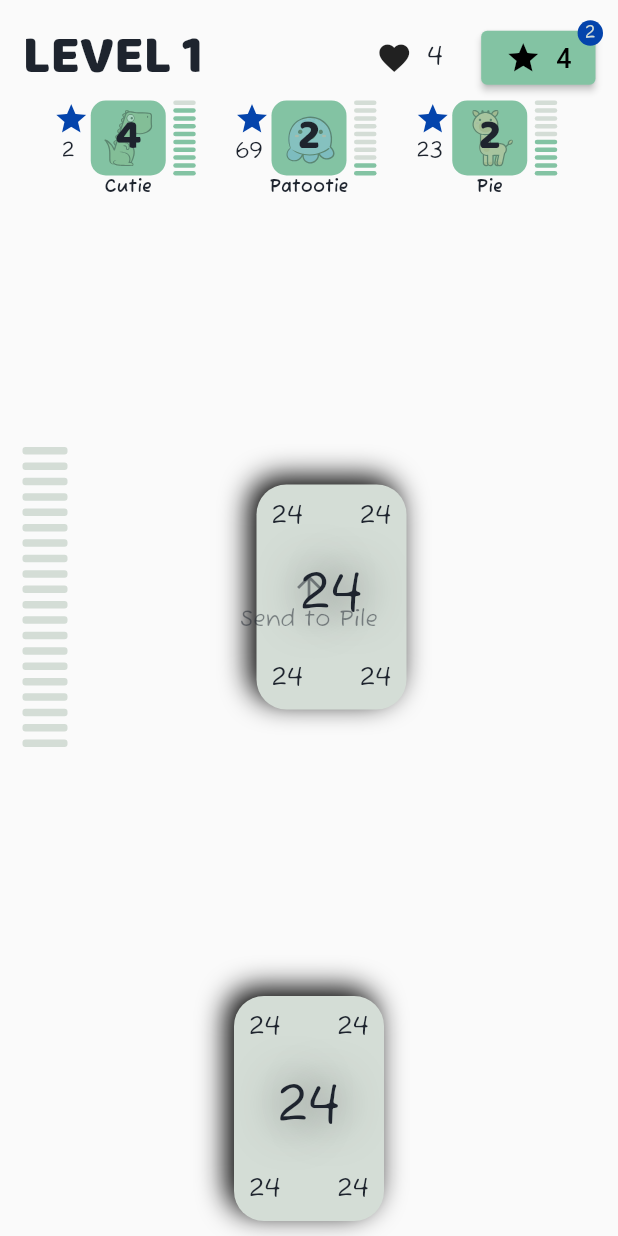
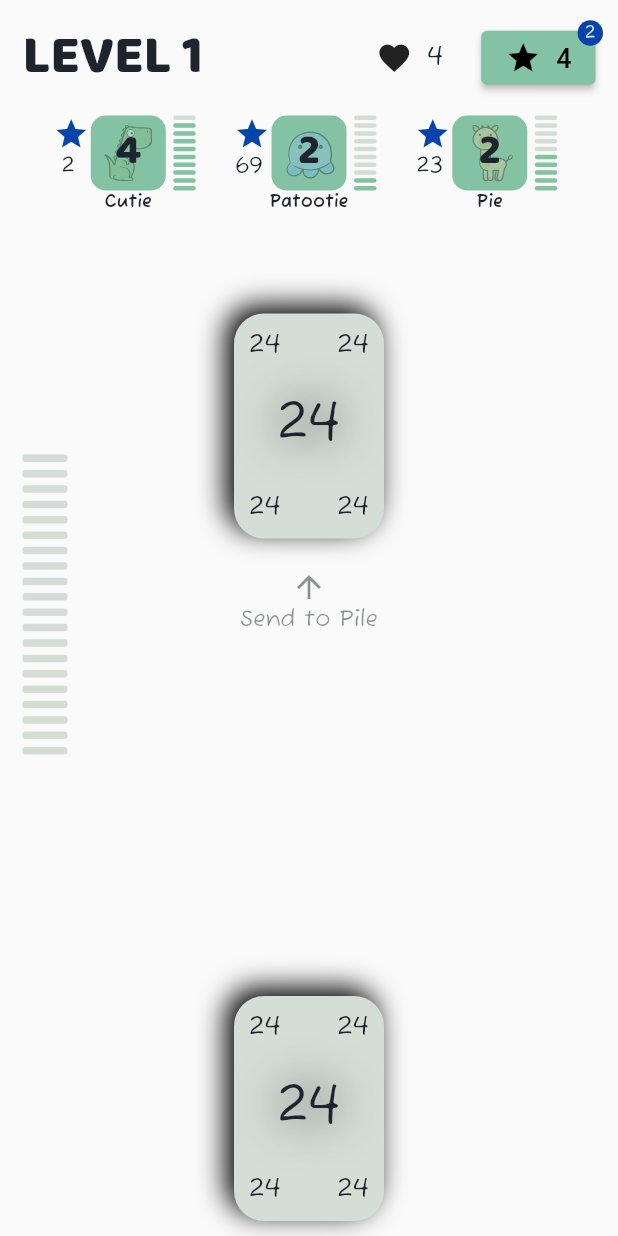
Before and after one commit to yowrong/MindMerge, a Flutter app: the Game screen opened directly with empty values, on a phone screen of 412 x 824 dp. Run offline on Flutter 3.47's test engine with Material 2 defaults, Android fonts, the phone set to English and light mode, and no system bars; our stand-ins replace flutter_svg, socket_io_client; network calls fail.

Commit message:
adjust alignment on game screen

```diff
--- a/lib/screens/game.dart
+++ b/lib/screens/game.dart
@@ -26,6 +26,7 @@ class _GameState extends State<Game> {
   int _numPlayersVotingStar = 2;
   double _cardMeter = 0;
   final double dragThreshold = 0.1;
+  bool _isAboutToSendCard = false;
 
   List<Player> otherPlayers = [
     Player(id: '0', name: 'Cutie', cardsLeft: 4, starCard: 2, cardMeter: 0.9),
@@ -65,28 +66,25 @@ class _GameState extends State<Game> {
                       }
                     },
                   ),
+                  const SizedBox(height: 10),
                   Row(
                     mainAxisAlignment: MainAxisAlignment.spaceEvenly,
                     children: otherPlayers
                         .map((player) => OtherPlayerStatus(player: player))
                         .toList(),
                   ),
-                  Expanded(
-                    child: Row(
-                      children: [
-                        CardMeterIndicator(
-                          cardMeter: _cardMeter,
-                          width: 30,
-                          height: 200,
-                          padding: 5,
-                          numBars: 20,
-                        ),
-                        const Spacer(),
-                        const MindMergeCard(),
-                        const Spacer(),
-                      ],
+                  const Spacer(),
+                  Align(
+                    alignment: Alignment.centerLeft,
+                    child: CardMeterIndicator(
+                      cardMeter: _cardMeter,
+                      width: 30,
+                      height: 200,
+                      padding: 5,
+                      numBars: 20,
                     ),
                   ),
+                  const Spacer(),
                   Draggable(
                     data: 10, // TODO: Change this to card number
                     child: MindMergeCard(),
@@ -96,7 +94,10 @@ class _GameState extends State<Game> {
                       final double offset = 1 -
                           (details.globalPosition.dy - halfwayPoint) /
                               (screenHeight - halfwayPoint);
-                      setState(() => _cardMeter = offset);
+                      setState(() {
+                        _cardMeter = offset;
+                        _isAboutToSendCard = offset > 1;
+                      });
                     },
                     onDragCompleted: () {
                       setState(() => _cardMeter = 0);
@@ -123,6 +124,11 @@ class _GameState extends State<Game> {
                     child: Column(
                       mainAxisAlignment: MainAxisAlignment.end,
                       children: [
+                        Opacity(
+                          opacity: _isAboutToSendCard ? 0.5 : 1.0,
+                          child: MindMergeCard(),
+                        ),
+                        const SizedBox(height: 20),
                         Icon(
                           Icons.arrow_upward,
                           color: _cardMeter < 1.0
```
